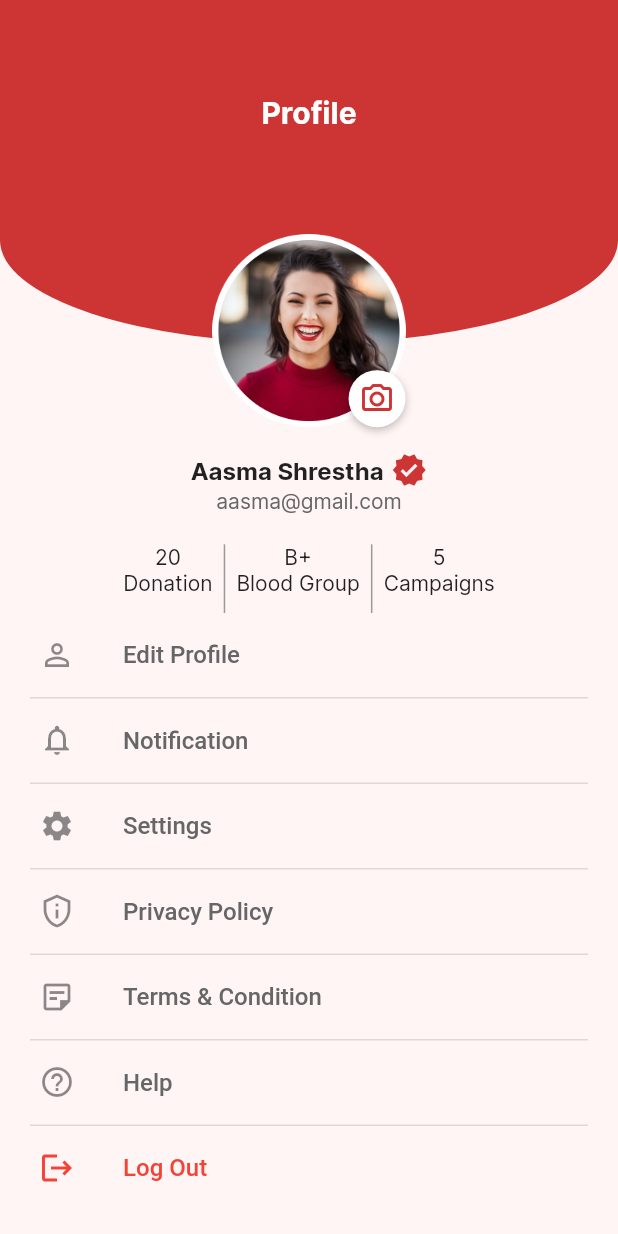
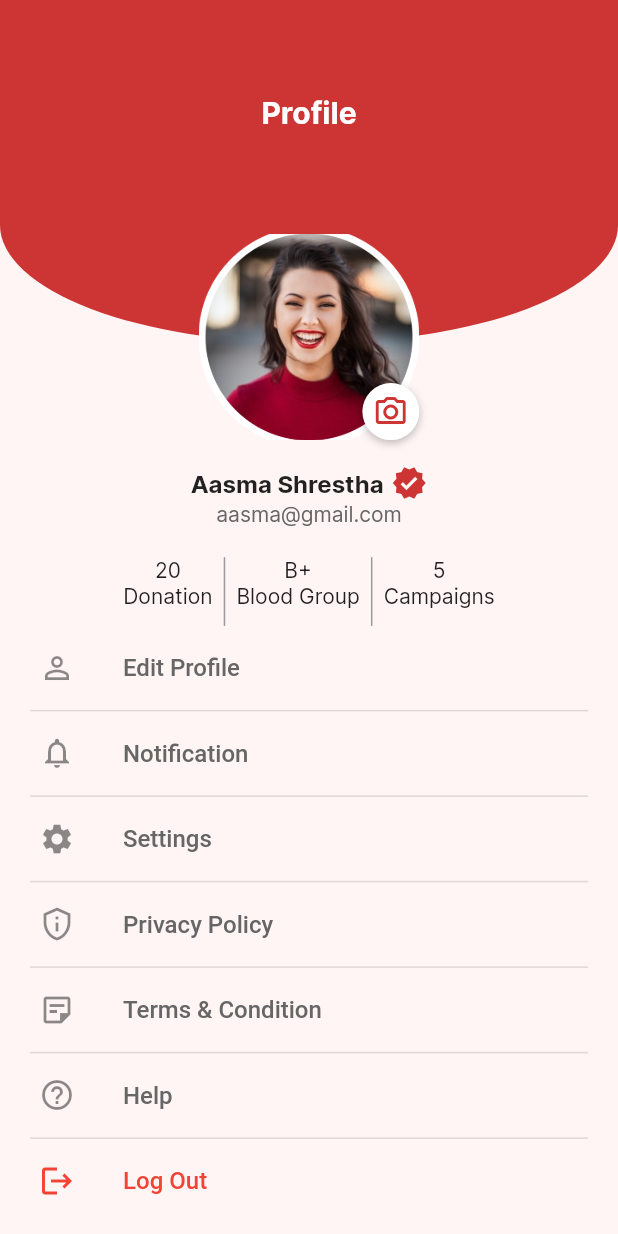
Before and after one commit to Jigarchovatiya/blood_donation_app, a Flutter app: the ProfileScreen screen opened by its route, on a phone screen of 412 x 824 dp. Run offline on Flutter 3.47's test engine with Material 2 defaults, Android fonts, the phone set to English and light mode, and no system bars; our stand-ins replace cloud_firestore, firebase_auth, firebase_core, firebase_storage, flutter_svg, google_sign_in and 4 more; accounts and stored records are empty.

Commit message:
24-06-2023

```diff
--- a/lib/view/bottom_bar/home_screen/donation_campaign_two.dart
+++ b/lib/view/bottom_bar/home_screen/donation_campaign_two.dart
@@ -147,7 +147,7 @@ class _DonationCampaignTwoState extends State<DonationCampaignTwo> {
                       backgroundColor: AppColors.materialColor,
                       fixedSize: Size(width(context) / 5, height(context) / 50),
                       onPressed: () {
-                        isSelectedList != true ? Navigator.pushNamed(context, RoutesName.donationCampaignThree) : null;
+                        Navigator.pushNamed(context, RoutesName.donationCampaignThree);
                       },
                       buttonText: AppStrings.next,
                     ),
--- a/lib/view/bottom_bar/profile/profile_screen.dart
+++ b/lib/view/bottom_bar/profile/profile_screen.dart
@@ -32,7 +32,7 @@ class _ProfileScreenState extends State<ProfileScreen> {
   File? imageFile;
 
   pickImage() async {
-    image = await picker.pickImage(source: ImageSource.camera);
+    image = await picker.pickImage(source: ImageSource.gallery);
     imageFile = File(image!.path);
     storeImage();
     setState(() {});
@@ -88,8 +88,8 @@ class _ProfileScreenState extends State<ProfileScreen> {
             decoration: BoxDecoration(
               color: AppColors.materialColor,
               borderRadius: const BorderRadius.only(
-                bottomRight: Radius.elliptical(300, 100),
-                bottomLeft: Radius.elliptical(300, 100),
+                bottomRight: Radius.elliptical(300, 115),
+                bottomLeft: Radius.elliptical(300, 115),
               ),
             ),
           ),
@@ -108,15 +108,19 @@ class _ProfileScreenState extends State<ProfileScreen> {
               ),
               Stack(
                 children: [
-                  GestureDetector(
-                    onTap: () {
-                      pickImage();
-                    },
-                    child: Image.asset(
-                      AppAssets.profileImage,
-                      height: width(context) / 3.2,
-                    ),
-                  ),
+                  imageFile != null
+                      ? Image.file(
+                          imageFile!,
+                          height: height(context) / 6,
+                          width: width(context) / 2.8,
+                          fit: BoxFit.cover,
+                        )
+                      : Image.asset(
+                          AppAssets.profileImage,
+                          height: height(context) / 6,
+                          width: width(context) / 2.8,
+                          fit: BoxFit.cover,
+                        ),
                   Positioned(
                     bottom: 0,
                     right: 0,
@@ -133,9 +137,14 @@ class _ProfileScreenState extends State<ProfileScreen> {
                           )
                         ],
                       ),
-                      child: Icon(
-                        Icons.camera_alt_outlined,
-                        color: AppColors.materialColor,
+                      child: GestureDetector(
+                        onTap: () {
+                          pickImage();
+                        },
+                        child: Icon(
+                          Icons.camera_alt_outlined,
+                          color: AppColors.materialColor,
+                        ),
                       ),
                     ),
                   ),
```
